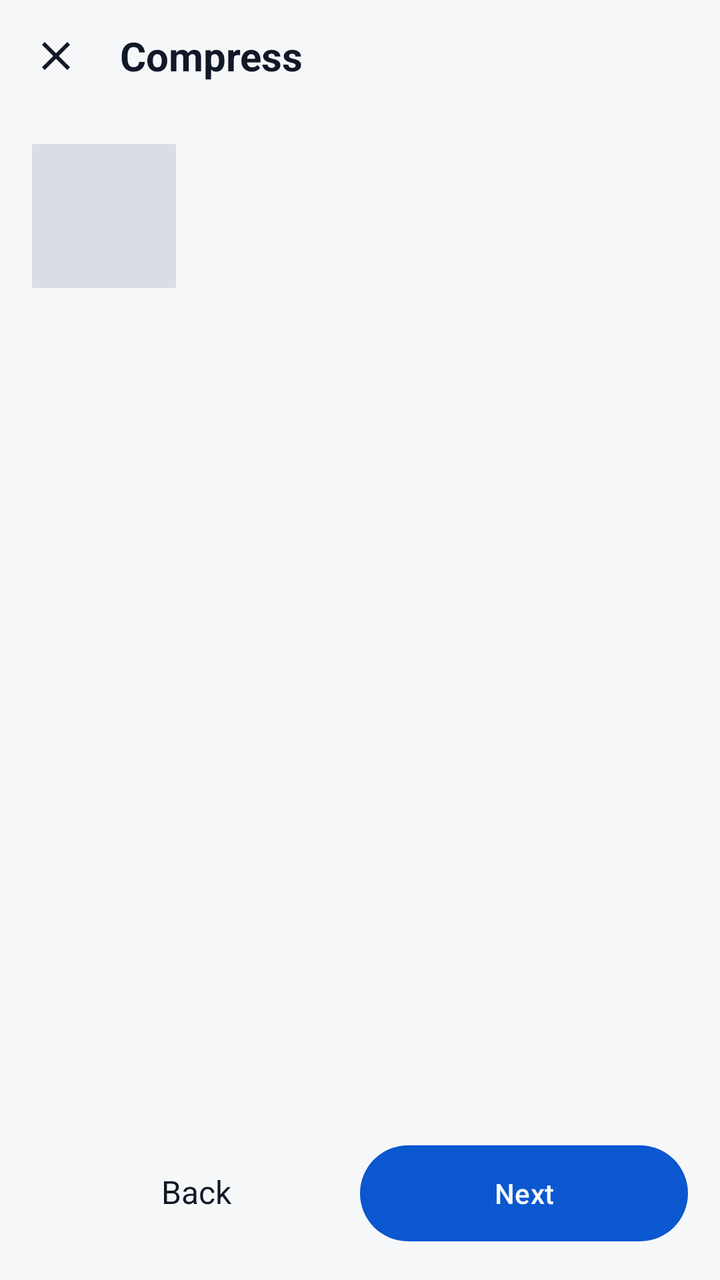
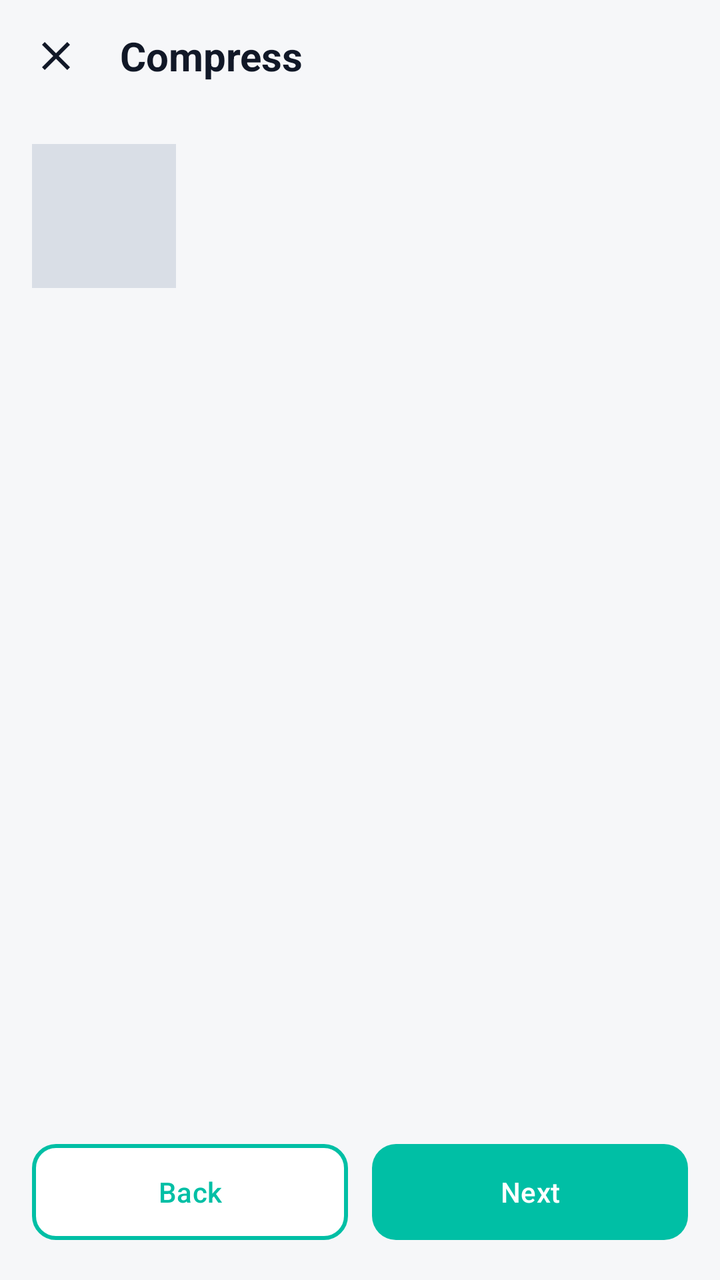

The first picture is an Android layout as it rendered before a commit; the second is the same layout after the commit. The layout source and the unified diff follow.
<!-- AndroidManifest.xml: application theme Theme.Hakunaa -->
<!-- res/layout/activity_image_tool.xml -->
<?xml version="1.0" encoding="utf-8"?>
<LinearLayout xmlns:android="http://schemas.android.com/apk/res/android"
    android:layout_width="match_parent"
    android:layout_height="match_parent"
    android:background="@color/hakunaa_background"
    android:orientation="vertical">

    
    <LinearLayout
        android:layout_width="match_parent"
        android:layout_height="56dp"
        android:gravity="center_vertical"
        android:orientation="horizontal"
        android:paddingStart="8dp"
        android:paddingEnd="16dp">

        <ImageView
            android:id="@+id/btnClose"
            android:layout_width="40dp"
            android:layout_height="40dp"
            android:contentDescription="Close"
            android:padding="8dp"
            android:src="@drawable/ic_close"
            android:tint="@color/hakunaa_text" />

        <TextView
            android:id="@+id/tvTitle"
            android:layout_width="wrap_content"
            android:layout_height="wrap_content"
            android:layout_marginStart="12dp"
            android:text="Compress"
            android:textColor="@color/hakunaa_text"
            android:textSize="20sp"
            android:textStyle="bold" />
    </LinearLayout>

    
    <LinearLayout
        android:layout_width="match_parent"
        android:layout_height="wrap_content"
        android:orientation="horizontal"
        android:padding="16dp">

        <ImageView
            android:id="@+id/ivThumb"
            android:layout_width="72dp"
            android:layout_height="72dp"
            android:scaleType="centerCrop"
            android:background="@color/hakunaa_outline" />

        <LinearLayout
            android:layout_width="0dp"
            android:layout_height="wrap_content"
            android:layout_marginStart="12dp"
            android:layout_weight="1"
            android:orientation="vertical">

            <TextView
                android:id="@+id/tvImageName"
                android:layout_width="wrap_content"
                android:layout_height="wrap_content"
                android:text=""
                android:textColor="@color/hakunaa_text"
                android:textSize="15sp" />

            <TextView
                android:id="@+id/tvImageInfo"
                android:layout_width="wrap_content"
                android:layout_height="wrap_content"
                android:layout_marginTop="4dp"
                android:text=""
                android:textColor="@color/hakunaa_text_secondary"
                android:textSize="14sp" />
        </LinearLayout>
    </LinearLayout>

    
    <ScrollView
        android:layout_width="match_parent"
        android:layout_height="0dp"
        android:layout_weight="1">

        <LinearLayout
            android:layout_width="match_parent"
            android:layout_height="wrap_content"
            android:orientation="vertical"
            android:paddingStart="16dp"
            android:paddingEnd="16dp">

            <TextView
                android:id="@+id/tvSubtitle"
                android:layout_width="wrap_content"
                android:layout_height="wrap_content"
                android:text=""
                android:textColor="@color/hakunaa_text_secondary"
                android:textSize="14sp" />

            <RadioGroup
                android:id="@+id/rgOptions"
                android:layout_width="match_parent"
                android:layout_height="wrap_content"
                android:layout_marginTop="8dp"
                android:orientation="vertical" />

            <LinearLayout
                android:id="@+id/resultsContainer"
                android:layout_width="match_parent"
                android:layout_height="wrap_content"
                android:layout_marginTop="8dp"
                android:orientation="vertical"
                android:visibility="gone" />

            <LinearLayout
                android:id="@+id/targetSizeContainer"
                android:layout_width="match_parent"
                android:layout_height="wrap_content"
                android:layout_marginTop="8dp"
                android:orientation="vertical"
                android:visibility="gone">

                <EditText
                    android:id="@+id/etTargetSize"
                    android:layout_width="match_parent"
                    android:layout_height="56dp"
                    android:background="@drawable/bg_search"
                    android:hint="Enter size (e.g. 500)"
                    android:inputType="numberDecimal"
                    android:paddingStart="16dp"
                    android:paddingEnd="16dp"
                    android:textSize="16sp" />

                <LinearLayout
                    android:id="@+id/unitContainer"
                    android:layout_width="match_parent"
                    android:layout_height="56dp"
                    android:layout_marginTop="12dp"
                    android:background="@drawable/bg_search"
                    android:orientation="horizontal"
                    android:padding="4dp">

                    <TextView
                        android:id="@+id/tvUnitKb"
                        android:layout_width="0dp"
                        android:layout_height="match_parent"
                        android:layout_weight="1"
                        android:background="@drawable/bg_teal_button"
                        android:gravity="center"
                        android:text="KB"
                        android:textColor="@android:color/white"
                        android:textSize="16sp"
                        android:textStyle="bold" />

                    <TextView
                        android:id="@+id/tvUnitMb"
                        android:layout_width="0dp"
                        android:layout_height="match_parent"
                        android:layout_weight="1"
                        android:gravity="center"
                        android:text="MB"
                        android:textColor="@color/hakunaa_text_secondary"
                        android:textSize="16sp"
                        android:textStyle="bold" />
                </LinearLayout>
            </LinearLayout>

            <LinearLayout
                android:id="@+id/modeContainer"
                android:layout_width="match_parent"
                android:layout_height="wrap_content"
                android:layout_marginTop="8dp"
                android:orientation="vertical"
                android:visibility="gone" />

            <LinearLayout
                android:id="@+id/qualityContainer"
                android:layout_width="match_parent"
                android:layout_height="wrap_content"
                android:layout_marginTop="8dp"
                android:orientation="vertical"
                android:visibility="gone" />

            <LinearLayout
                android:id="@+id/cardsContainer"
                android:layout_width="match_parent"
                android:layout_height="wrap_content"
                android:layout_marginTop="8dp"
                android:orientation="vertical"
                android:visibility="gone" />

            <LinearLayout
                android:id="@+id/metadataContainer"
                android:layout_width="match_parent"
                android:layout_height="wrap_content"
                android:layout_marginTop="8dp"
                android:orientation="vertical"
                android:visibility="gone" />
        </LinearLayout>
    </ScrollView>

    <TextView
        android:id="@+id/tvStatus"
        android:layout_width="match_parent"
        android:layout_height="wrap_content"
        android:gravity="center"
        android:padding="8dp"
        android:text=""
        android:textColor="@color/hakunaa_text"
        android:textSize="14sp" />

    <TextView
        android:id="@+id/tvResult"
        android:layout_width="match_parent"
        android:layout_height="wrap_content"
        android:gravity="center"
        android:text=""
        android:textColor="@color/hakunaa_success"
        android:textSize="14sp" />

    
    <LinearLayout
        android:layout_width="match_parent"
        android:layout_height="wrap_content"
        android:orientation="horizontal"
        android:padding="16dp">

        <TextView
            android:id="@+id/btnBack"
            android:layout_width="0dp"
            android:layout_height="56dp"
            android:layout_weight="1"
            android:gravity="center"
            android:text="Back"
            android:textColor="@color/hakunaa_text"
            android:textSize="16sp" />

        <com.google.android.material.button.MaterialButton
            android:id="@+id/btnNext"
            android:layout_width="0dp"
            android:layout_height="56dp"
            android:layout_weight="1"
            android:text="Next" />
    </LinearLayout>
</LinearLayout>
<!-- resources referenced by this layout -->
<resources>
  <color name="hakunaa_background">#F6F7F9</color>
  <color name="hakunaa_outline">#D9DEE6</color>
  <color name="hakunaa_success">#137333</color>
  <color name="hakunaa_text">#111827</color>
  <color name="hakunaa_text_secondary">#5B6472</color>
  <!-- drawable bg_search (drawable) -->
  <?xml version="1.0" encoding="utf-8"?>
  <shape xmlns:android="http://schemas.android.com/apk/res/android"
      android:shape="rectangle">
      <solid android:color="#FFFFFF" />
      <stroke
          android:width="1dp"
          android:color="#D9DEE6" />
      <corners android:radius="24dp" />
  </shape>
  <!-- drawable bg_teal_button (drawable) -->
  <?xml version="1.0" encoding="utf-8"?>
  <shape xmlns:android="http://schemas.android.com/apk/res/android"
      android:shape="rectangle">
      <corners android:radius="8dp" />
      <solid android:color="#00BFA5" />
  </shape>
  <!-- drawable ic_close (drawable) -->
  <?xml version="1.0" encoding="utf-8"?>
  <vector xmlns:android="http://schemas.android.com/apk/res/android"
      android:width="24dp"
      android:height="24dp"
      android:viewportWidth="24"
      android:viewportHeight="24">
      <path
          android:fillColor="#000000"
          android:pathData="M19,6.41L17.59,5 12,10.59 6.41,5 5,6.41 10.59,12 5,17.59 6.41,19 12,13.41 17.59,19 19,17.59 13.41,12z" />
  </vector>
  <style name="Theme.Hakunaa" parent="Theme.Material3.Light.NoActionBar">
          <item name="colorPrimary">@color/hakunaa_primary</item>
          <item name="colorPrimaryDark">@color/hakunaa_primary_dark</item>
          <item name="colorOnPrimary">@color/hakunaa_on_primary</item>
          <item name="android:windowBackground">@color/hakunaa_background</item>
          <item name="colorSurface">@color/hakunaa_surface</item>
          <item name="android:textColorPrimary">@color/hakunaa_text</item>
          <item name="android:textColorSecondary">@color/hakunaa_text_secondary</item>
      </style>
  <color name="hakunaa_primary">#0B57D0</color>
  <color name="hakunaa_primary_dark">#0842A0</color>
  <color name="hakunaa_on_primary">#FFFFFF</color>
  <color name="hakunaa_surface">#FFFFFF</color>
</resources>

<!-- the commit's change to res/layout/activity_image_tool.xml (unified diff, before → after) -->
@@ -1,5 +1,6 @@
 <?xml version="1.0" encoding="utf-8"?>
 <LinearLayout xmlns:android="http://schemas.android.com/apk/res/android"
+    xmlns:app="http://schemas.android.com/apk/res-auto"
     android:layout_width="match_parent"
     android:layout_height="match_parent"
     android:background="@color/hakunaa_background"
@@ -223,21 +224,28 @@
         android:orientation="horizontal"
         android:padding="16dp">
 
-        <TextView
+        <com.google.android.material.button.MaterialButton
             android:id="@+id/btnBack"
             android:layout_width="0dp"
             android:layout_height="56dp"
+            android:layout_marginEnd="6dp"
             android:layout_weight="1"
-            android:gravity="center"
             android:text="Back"
-            android:textColor="@color/hakunaa_text"
-            android:textSize="16sp" />
+            android:textColor="@color/hakunaa_teal"
+            app:backgroundTint="@color/hakunaa_surface"
+            app:cornerRadius="12dp"
+            app:strokeColor="@color/hakunaa_teal"
+            app:strokeWidth="2dp" />
 
         <com.google.android.material.button.MaterialButton
             android:id="@+id/btnNext"
             android:layout_width="0dp"
             android:layout_height="56dp"
+            android:layout_marginStart="6dp"
             android:layout_weight="1"
-            android:text="Next" />
+            android:text="Next"
+            android:textColor="@android:color/white"
+            app:backgroundTint="@color/hakunaa_teal"
+            app:cornerRadius="12dp" />
     </LinearLayout>
 </LinearLayout>
<!-- resource entries referenced after the edit -->
@@ -46,5 +46,6 @@
   <color name="hakunaa_primary_dark">#0842A0</color>
   <color name="hakunaa_on_primary">#FFFFFF</color>
   <color name="hakunaa_surface">#FFFFFF</color>
+  <color name="hakunaa_teal">#00BFA5</color>
 </resources>
 
